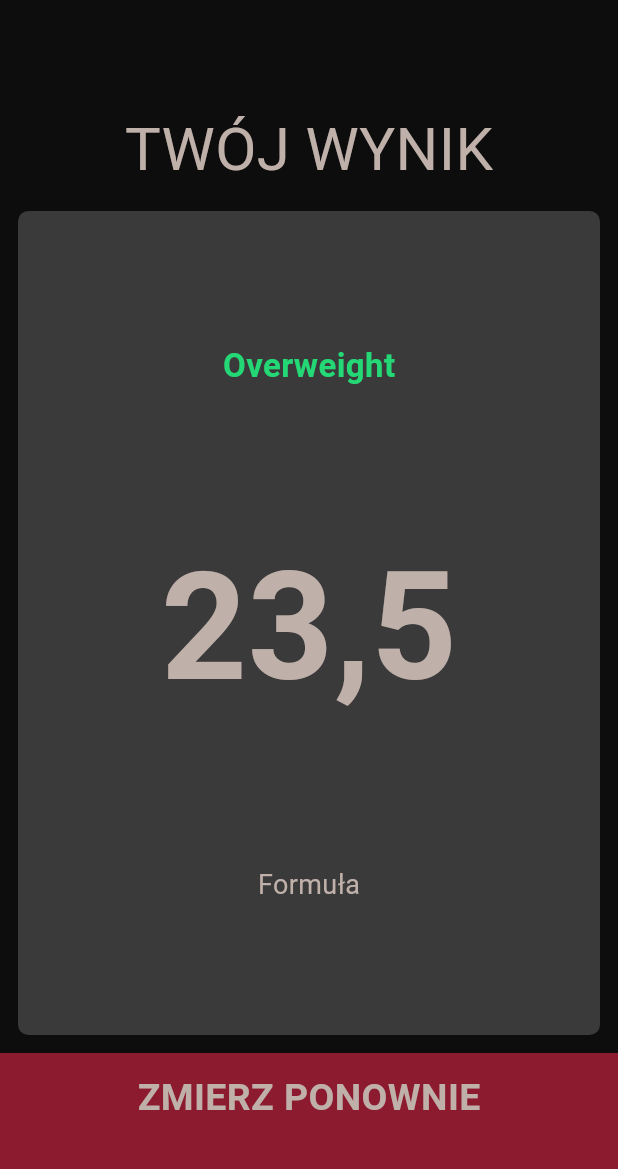
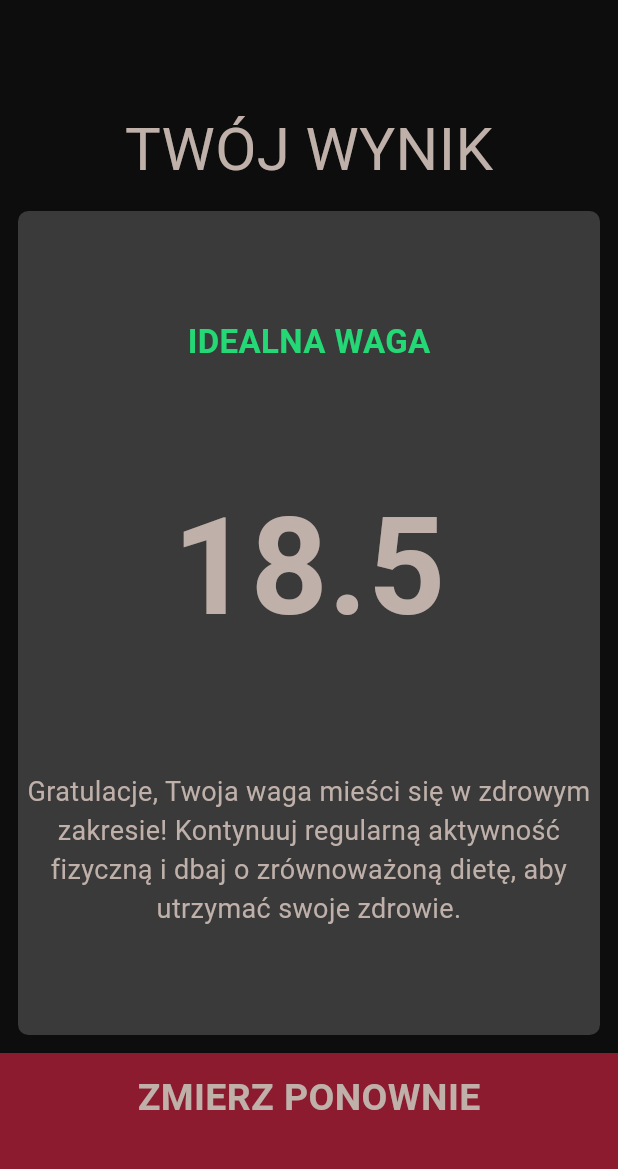
Before and after one commit to Przelajowiec/BMI-Calculator, a Flutter app: the screen it shows after launch, after a tap on "OBLICZ", on a phone screen of 412 x 824 dp, the part 63-1232 px from its top. Run offline on Flutter 3.47's test engine with Material 3 defaults, Android fonts, the phone set to English and light mode, and no system bars; our stand-ins replace font_awesome_flutter.

Commit message:
Finish simple version without using gender and age

```diff
--- /dev/null
+++ b/lib/calculator_logic.dart
@@ -0,0 +1,47 @@
+import 'dart:math';
+
+class CalculatorLogic {
+  final int height;
+  final int weight;
+  late double _bmi;
+
+  CalculatorLogic({required this.height, required this.weight});
+
+  String calculateBMI() {
+    _bmi = weight / pow(height/100, 2);
+    return _bmi.toStringAsFixed(1);
+  }
+
+  String getResult() {
+    if (_bmi >= 30) {
+      return "Otyłość";
+    } else if (_bmi >= 25) {
+      return "Nadwaga";
+    } else if (_bmi >= 18.5) {
+      return "Idealna waga";
+    } else {
+      return "Niedowaga";
+    }
+  }
+
+  String getInterpetation() {
+    if (_bmi >= 30) {
+      return "Otyłość zwiększa ryzyko wielu poważnych chorób, w tym nadciśnienia, "
+          "chorób serca i cukrzycy typu 2. Ważne jest, aby zasięgnąć porady medycznej "
+          "i opracować plan działania.";
+    } else if (_bmi >= 25) {
+      return "Nadwaga może prowadzić do różnych problemów zdrowotnych, "
+          "takich jak cukrzyca czy choroby serca. Rozważ wprowadzenie "
+          "zdrowszych nawyków żywieniowych i zwiększenie aktywności fizycznej.";
+    } else if (_bmi >= 18.5) {
+      return "Gratulacje, Twoja waga mieści się w zdrowym zakresie! "
+          "Kontynuuj regularną aktywność fizyczną i dbaj o zrównoważoną dietę, "
+          "aby utrzymać swoje zdrowie.";
+    } else {
+      return "Twoja waga jest niższa od zalecanej "
+          "dla zdrowego stylu życia. Rozważ skonsultowanie "
+          "się z dietetykiem, aby ustalić plan posiłków, który pomoże "
+          "Ci zyskać na wadze w sposób zdrowy.";
+    }
+  }
+}
--- a/lib/constants.dart
+++ b/lib/constants.dart
@@ -42,7 +42,7 @@ const kResultTextStyle = TextStyle(
 );
 
 const kBMITextStyle = TextStyle(
-  fontSize: 100,
+  fontSize: 90,
   fontWeight: FontWeight.bold,
   color: kTextColour,
 );
--- a/lib/input_page.dart
+++ b/lib/input_page.dart
@@ -1,3 +1,4 @@
+import 'package:bmi_calculator/calculator_logic.dart';
 import 'package:bmi_calculator/result_page.dart';
 import 'package:bmi_calculator/reusable_card.dart';
 import 'package:flutter/material.dart';
@@ -19,6 +20,7 @@ class _InputPageState extends State<InputPage> {
   int height = 180;
   int weight = 60;
   int age = 19;
+  late CalculatorLogic yourBMI;
 
   @override
   Widget build(BuildContext context) {
@@ -200,10 +202,15 @@ class _InputPageState extends State<InputPage> {
             ])),
             BottomButton(
               onTap: () {
+                yourBMI = CalculatorLogic(height: height, weight: weight);
                 Navigator.push(
                   context,
                   MaterialPageRoute(
-                    builder: (context) => ResultPage(),
+                    builder: (context) => ResultPage(
+                      bmiResult: yourBMI.calculateBMI(),
+                      resultText: yourBMI.getResult(),
+                      interpretation: yourBMI.getInterpetation(),
+                    ),
                   ),
                 );
               },
--- a/lib/result_page.dart
+++ b/lib/result_page.dart
@@ -1,9 +1,17 @@
+import 'package:bmi_calculator/calculator_logic.dart';
 import 'package:bmi_calculator/constants.dart';
 import 'package:bmi_calculator/reusable_card.dart';
 import 'package:flutter/material.dart';
 import 'bottom_button.dart';
 
 class ResultPage extends StatelessWidget {
+  late final String bmiResult;
+  late final String resultText;
+  late final String interpretation;
+
+
+  ResultPage({required this.bmiResult, required this.resultText, required this.interpretation});
+
   @override
   Widget build(BuildContext context) {
     return Scaffold(
@@ -37,15 +45,16 @@ class ResultPage extends StatelessWidget {
                   crossAxisAlignment: CrossAxisAlignment.center,
                   children: [
                     Text(
-                      "Overweight",
+                      resultText.toUpperCase(),
                       style: kResultTextStyle,
                     ),
                     Text(
-                      "23,5",
+                      bmiResult,
                       style: kBMITextStyle,
                     ),
                     Text(
-                      "Formuła",
+                      textAlign: TextAlign.center,
+                      interpretation,
                       style: kLabelTextStyle,
                     ),
                   ],
```
Also changed, not shown: 23 other files.
